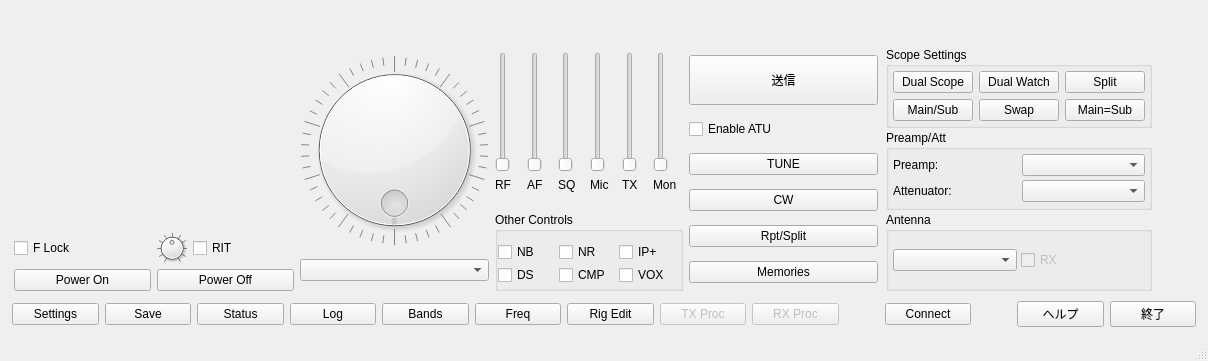
The window that src/wfmain.ui (kazushinjo/wfview-mac) describes before a commit, drawn with Qt 5.
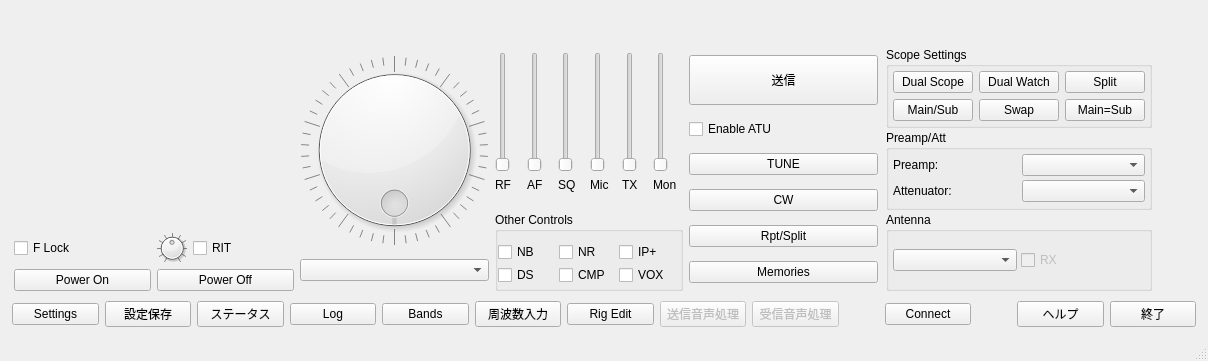
The same window after the commit. Custom widgets are drawn as their Qt base class.

Commit message:
Japanese-localize main window button labels
Save/Status/Freq/TX Proc/RX Proc buttons now show Japanese text
(設定保存/ステータス/周波数入力/送信音声処理/受信音声処理), matching
the existing Japanese labels elsewhere in the UI (ログ表示, バンド選択,
ヘルプ, etc). Rebuilt wfview-mac.pkg from the updated bundle with the
same rpath/personal-path fixups as before.

```diff
--- a/src/wfmain.ui
+++ b/src/wfmain.ui
@@ -1243,7 +1243,7 @@
           <enum>Qt::NoFocus</enum>
          </property>
          <property name="text">
-          <string>Save</string>
+          <string>設定保存</string>
          </property>
         </widget>
        </item>
@@ -1253,7 +1253,7 @@
           <enum>Qt::NoFocus</enum>
          </property>
          <property name="text">
-          <string>Status</string>
+          <string>ステータス</string>
          </property>
         </widget>
        </item>
@@ -1283,7 +1283,7 @@
           <enum>Qt::NoFocus</enum>
          </property>
          <property name="text">
-          <string>Freq</string>
+          <string>周波数入力</string>
          </property>
         </widget>
        </item>
@@ -1306,7 +1306,7 @@
           <enum>Qt::NoFocus</enum>
          </property>
          <property name="text">
-          <string>TX Proc</string>
+          <string>送信音声処理</string>
          </property>
         </widget>
        </item>
@@ -1319,7 +1319,7 @@
           <enum>Qt::NoFocus</enum>
          </property>
          <property name="text">
-          <string>RX Proc</string>
+          <string>受信音声処理</string>
          </property>
         </widget>
        </item>
```
The commit also changes 1 other file.
